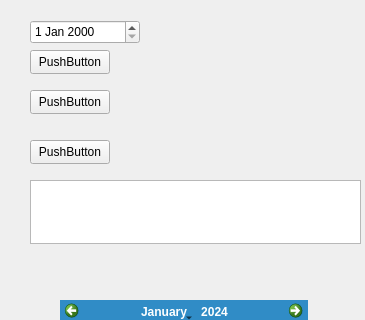
kazuma123987/gitstudy, file vscode-qt/android/android_qt/mainwindow.ui: the form before one commit; both pictures show x 0 to 365 and y 0 to 320 of the 365 by 600 pixel window.
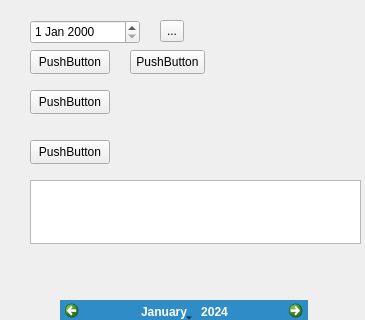
The form after the commit.

Patch:
```diff
--- a/vscode-qt/android/android_qt/mainwindow.ui
+++ b/vscode-qt/android/android_qt/mainwindow.ui
@@ -83,6 +83,32 @@
      </rect>
     </property>
    </widget>
+   <widget class="QPushButton" name="pushButton_4">
+    <property name="geometry">
+     <rect>
+      <x>130</x>
+      <y>50</y>
+      <width>75</width>
+      <height>24</height>
+     </rect>
+    </property>
+    <property name="text">
+     <string>PushButton</string>
+    </property>
+   </widget>
+   <widget class="QToolButton" name="toolButton">
+    <property name="geometry">
+     <rect>
+      <x>160</x>
+      <y>20</y>
+      <width>24</width>
+      <height>22</height>
+     </rect>
+    </property>
+    <property name="text">
+     <string>...</string>
+    </property>
+   </widget>
   </widget>
   <widget class="QMenuBar" name="menubar">
    <property name="geometry">
```
Left out of the diff: 2 changed lines with no effect on the pictures.
